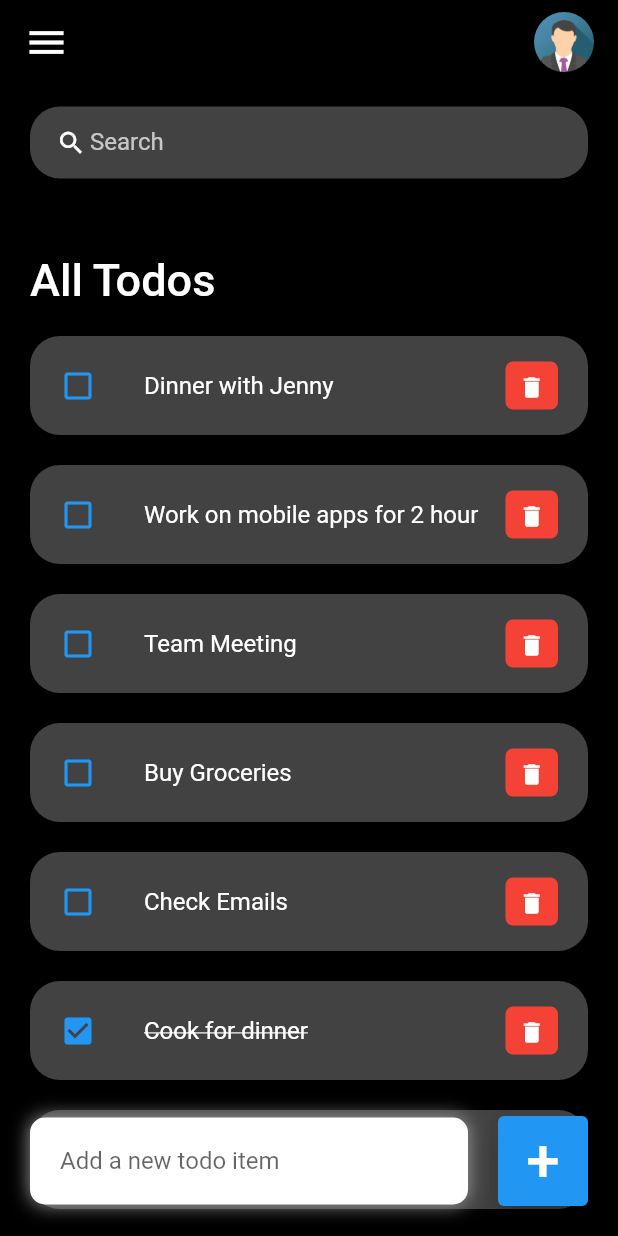
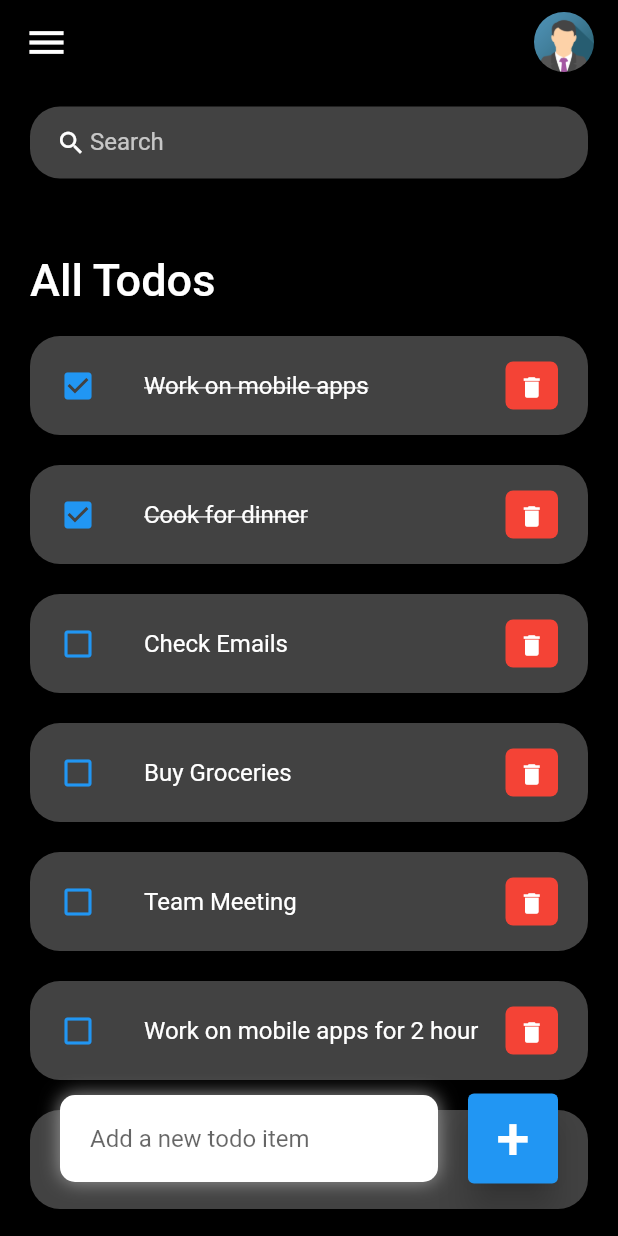
Before and after one commit to chrishadrian/prodify, a Flutter app: the screen it shows after launch, on a phone screen of 412 x 824 dp. Run offline on Flutter 3.47's test engine with Material 2 defaults, Android fonts, the phone set to English and light mode, and no system bars.

Commit message:
Updated home

```diff
--- a/lib/model/todo.dart
+++ b/lib/model/todo.dart
@@ -9,7 +9,7 @@ class Todo {
     this.isDone = false,
   });
 
-  static List<Todo> todoList() {
+  static List<Todo> getTodoList() {
     return[
       Todo(id: '3', text: 'Work on mobile apps', isDone: true),
       Todo(id: '4', text: 'Cook for dinner', isDone: true),
--- a/lib/screens/home.dart
+++ b/lib/screens/home.dart
@@ -11,13 +11,13 @@ class Home extends StatefulWidget {
 }
 
 class _HomeState extends State<Home> {
-  final todosList = Todo.todoList();
-  List<Todo> _foundTodo = [];
+  final todoList = Todo.getTodoList();
+  List<Todo> _currentTodoList = [];
   final _todoController = TextEditingController();
 
   @override
   void initState() {
-    _foundTodo = todosList;
+    _currentTodoList = todoList;
     super.initState();
   }
 
@@ -47,81 +47,23 @@ class _HomeState extends State<Home> {
                         child: const Text(
                           'All Todos',
                           style: TextStyle(
-                            fontSize: 30,
-                            fontWeight: FontWeight.w500,
-                            color: textPrimary
-                          ),
+                              fontSize: 30,
+                              fontWeight: FontWeight.w500,
+                              color: textPrimary),
                         ),
                       ),
-                      for (Todo todoo in _foundTodo.reversed)
+                      for (Todo currTodo in _currentTodoList)
                         TodoItem(
-                          todo: todoo,
+                          todo: currTodo,
                           onTodoChanged: _handleTodoChange,
                           onDeleteItem: _deleteTodoItem,
                         ),
                     ],
                   ),
-                )
+                ),
+                addTodo(),
               ],
             ),
-          ),
-          Align(
-            alignment: Alignment.bottomCenter,
-            child: Row(children: [
-              Expanded(
-                child: Container(
-                  margin: const EdgeInsets.only(
-                    bottom: 20,
-                    right: 20,
-                    left: 20,
-                  ),
-                  padding: const EdgeInsets.symmetric(
-                    horizontal: 20,
-                    vertical: 5,
-                  ),
-                  decoration: BoxDecoration(
-                    color: Colors.white,
-                    boxShadow: const [
-                      BoxShadow(
-                        color: Colors.grey,
-                        offset: Offset(0.0, 0.0),
-                        blurRadius: 10.0,
-                        spreadRadius: 0.0,
-                      ),
-                    ],
-                    borderRadius: BorderRadius.circular(10),
-                  ),
-                  child: TextField(
-                    controller: _todoController,
-                    decoration: const InputDecoration(
-                        hintText: 'Add a new todo item',
-                        border: InputBorder.none),
-                  ),
-                ),
-              ),
-              Container(
-                margin: const EdgeInsets.only(
-                  bottom: 20,
-                  right: 20,
-                ),
-                child: ElevatedButton(
-                  onPressed: () {
-                    _addTodoItem(_todoController.text);
-                  },
-                  style: ElevatedButton.styleFrom(
-                    backgroundColor: Colors.blue,
-                    minimumSize: const Size(60, 60),
-                    elevation: 10,
-                  ),
-                  child: const Text(
-                    '+',
-                    style: TextStyle(
-                      fontSize: 40,
-                    ),
-                  ),
-                ),
-              ),
-            ]),
           ),
         ],
       ),
@@ -136,13 +78,13 @@ class _HomeState extends State<Home> {
 
   void _deleteTodoItem(String id) {
     setState(() {
-      todosList.removeWhere((item) => item.id == id);
+      todoList.removeWhere((item) => item.id == id);
     });
   }
 
   void _addTodoItem(String toDo) {
     setState(() {
-      todosList.add(Todo(
+      todoList.add(Todo(
         id: DateTime.now().millisecondsSinceEpoch.toString(),
         text: toDo,
       ));
@@ -153,17 +95,16 @@ class _HomeState extends State<Home> {
   void _runFilter(String enteredKeyword) {
     List<Todo> results = [];
     if (enteredKeyword.isEmpty) {
-      results = todosList;
+      results = todoList;
     } else {
-      results = todosList
-          .where((item) => item.text!
-              .toLowerCase()
-              .contains(enteredKeyword.toLowerCase()))
+      results = todoList
+          .where((item) =>
+              item.text!.toLowerCase().contains(enteredKeyword.toLowerCase()))
           .toList();
     }
 
     setState(() {
-      _foundTodo = results;
+      _currentTodoList = results;
     });
   }
 
@@ -195,6 +136,63 @@ class _HomeState extends State<Home> {
     );
   }
 
+  Widget addTodo() {
+    return Row(children: [
+      Expanded(
+        child: Container(
+          margin: const EdgeInsets.only(
+            bottom: 20,
+            right: 20,
+            left: 20,
+          ),
+          padding: const EdgeInsets.symmetric(
+            horizontal: 20,
+            vertical: 5,
+          ),
+          decoration: BoxDecoration(
+            color: Colors.white,
+            boxShadow: const [
+              BoxShadow(
+                color: Colors.grey,
+                offset: Offset(0.0, 0.0),
+                blurRadius: 10.0,
+                spreadRadius: 0.0,
+              ),
+            ],
+            borderRadius: BorderRadius.circular(10),
+          ),
+          child: TextField(
+            controller: _todoController,
+            decoration: const InputDecoration(
+                hintText: 'Add a new todo item', border: InputBorder.none),
+          ),
+        ),
+      ),
+      Container(
+        margin: const EdgeInsets.only(
+          bottom: 20,
+          right: 20,
+        ),
+        child: ElevatedButton(
+          onPressed: () {
+            _addTodoItem(_todoController.text);
+          },
+          style: ElevatedButton.styleFrom(
+            backgroundColor: Colors.blue,
+            minimumSize: const Size(60, 60),
+            elevation: 10,
+          ),
+          child: const Text(
+            '+',
+            style: TextStyle(
+              fontSize: 40,
+            ),
+          ),
+        ),
+      ),
+    ]);
+  }
+
   AppBar _buildAppBar() {
     return AppBar(
       backgroundColor: backgroundPrimary,
```
